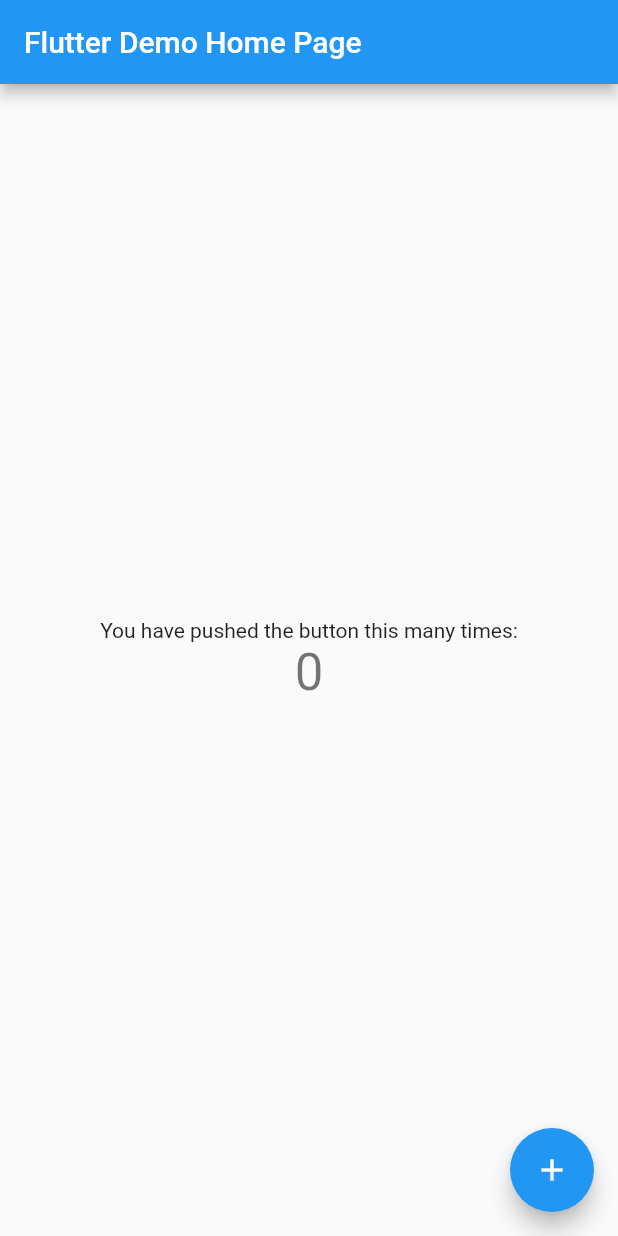
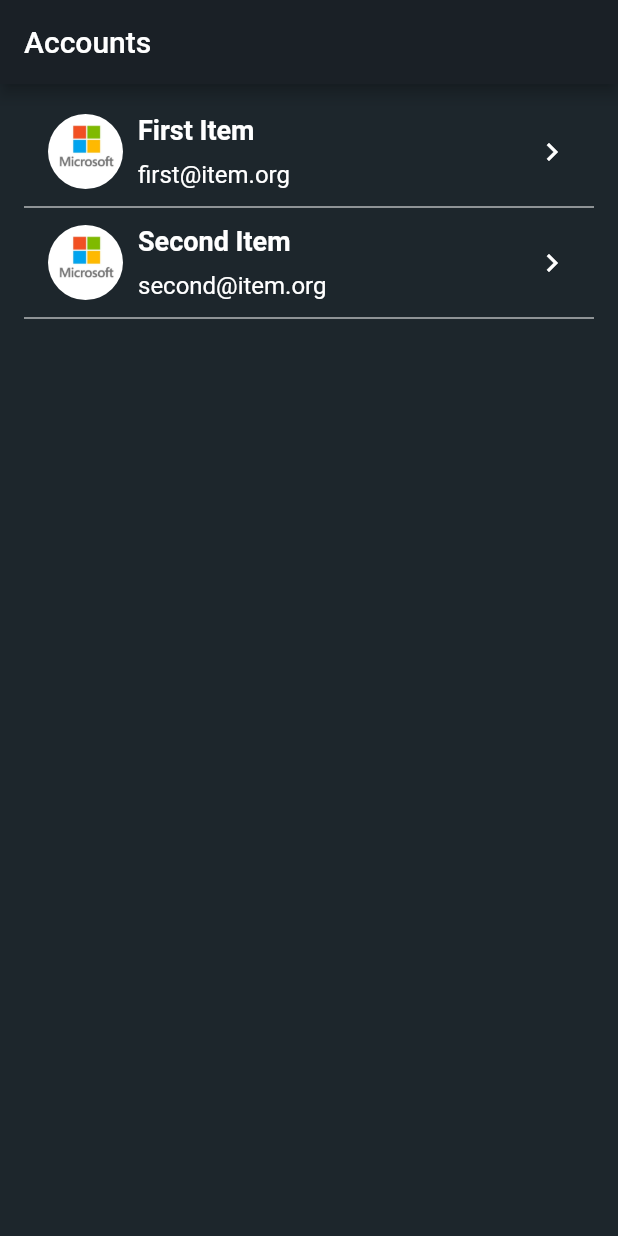
Before and after one commit to onurceri/passaport, a Flutter app: the screen it shows after launch, on a phone screen of 412 x 824 dp. Run offline on Flutter 3.47's test engine with Material 2 defaults, Android fonts, the phone set to English and light mode, and no system bars.

Commit message:
listing and detail controllers implemented

```diff
--- a/lib/main.dart
+++ b/lib/main.dart
@@ -1,4 +1,5 @@
 import 'package:flutter/material.dart';
+import 'package:passaport/src/home/controller.dart';
 
 void main() => runApp(MyApp());
 
@@ -10,54 +11,7 @@ class MyApp extends StatelessWidget {
       theme: ThemeData(
         primarySwatch: Colors.blue,
       ),
-      home: MyHomePage(title: 'Flutter Demo Home Page'),
+      home: HomeCtrl(),
     );
   }
 }
-
-class MyHomePage extends StatefulWidget {
-  MyHomePage({Key key, this.title}) : super(key: key);
-
-  final String title;
-
-  @override
-  _MyHomePageState createState() => _MyHomePageState();
-}
-
-class _MyHomePageState extends State<MyHomePage> {
-  int _counter = 0;
-
-  void _incrementCounter() {
-    setState(() {
-      _counter++;
-    });
-  }
-
-  @override
-  Widget build(BuildContext context) {
-    return Scaffold(
-      appBar: AppBar(
-        title: Text(widget.title),
-      ),
-      body: Center(
-        child: Column(
-          mainAxisAlignment: MainAxisAlignment.center,
-          children: <Widget>[
-            Text(
-              'You have pushed the button this many times:',
-            ),
-            Text(
-              '$_counter',
-              style: Theme.of(context).textTheme.display1,
-            ),
-          ],
-        ),
-      ),
-      floatingActionButton: FloatingActionButton(
-        onPressed: _incrementCounter,
-        tooltip: 'Increment',
-        child: Icon(Icons.add),
-      ),
-    );
-  }
-}
--- /dev/null
+++ b/lib/src/app/components/listView.dart
@@ -0,0 +1,92 @@
+import 'package:flutter/material.dart';
+
+class CustomListItem {
+  final int id;
+  final String nickname;
+  final String accUsername;
+  final String accDisplayImage;
+
+  CustomListItem(
+      {this.id, this.nickname, this.accUsername, this.accDisplayImage});
+}
+
+typedef void OnTapCallback(int index);
+
+class CustomListView {
+  CustomListView({this.listItems, this.callback});
+
+  final List<CustomListItem> listItems;
+  final OnTapCallback callback;
+
+  final TextStyle _nicknameFont = new TextStyle(
+      fontSize: 18.0, fontWeight: FontWeight.bold, color: Colors.white);
+  final TextStyle _accountUsernameFont =
+      new TextStyle(fontSize: 16.0, color: Colors.white);
+
+  Widget _createRow(CustomListItem listItem) {
+    return new Row(
+      crossAxisAlignment: CrossAxisAlignment.start,
+      children: <Widget>[
+        new Container(
+          margin: const EdgeInsets.only(right: 10.0),
+          width: 50,
+          height: 50,
+          decoration: new BoxDecoration(
+            shape: BoxShape.circle,
+            image: DecorationImage(
+              fit: BoxFit.fill,
+              //image: new NetworkImage(listItem.accDisplayImage)
+              image: new AssetImage(listItem.accDisplayImage)
+            )
+          ),
+        ),
+        new Column(
+          crossAxisAlignment: CrossAxisAlignment.start,
+          children: <Widget> [
+            new Text(
+            listItem.nickname,
+            style: _nicknameFont,
+          ),
+          new Container(
+            margin: const EdgeInsets.only(top:10.0),
+            child: new Text(
+              listItem.accUsername,
+              style: _accountUsernameFont,
+            )
+          )
+        ]
+        )
+      ],
+    );
+  }
+
+  Widget _createListTile(CustomListItem listItem, OnTapCallback onTapCallback, int index) {
+    return new ListTile(
+      title: _createRow(listItem),
+      trailing: new Icon(Icons.keyboard_arrow_right, color: Colors.white),
+      onTap: () {
+        onTapCallback(index);
+      },
+    );
+  }
+
+  Widget _createList(List<CustomListItem> listItems, OnTapCallback callback) {
+    return new ListView.builder(
+      padding: const EdgeInsets.all(16.0),
+      itemBuilder: (BuildContext _context, int i) {
+        if (i.isOdd) {
+          return new Divider(color: Colors.white,);
+        }
+
+        final int index = i ~/ 2;
+        if (index < listItems.length) {
+          return _createListTile(listItems[index], callback, index);
+        }
+      },
+    );
+  }
+
+  Widget create() {
+    return _createList(this.listItems, this.callback);
+  }
+}
--- /dev/null
+++ b/lib/src/home/controller.dart
@@ -0,0 +1,51 @@
+import 'package:flutter/material.dart';
+import 'package:passaport/src/app/components/listView.dart'
+    show CustomListItem, CustomListView;
+import 'package:passaport/src/detail/controller.dart' show DetailCtrl;
+
+class HomeCtrl extends StatefulWidget {
+  @override
+  HomeCtrlState createState() => new HomeCtrlState();
+}
+
+class HomeCtrlState extends State<HomeCtrl> {
+  List<CustomListItem> _itemList = [];
+
+  void _callback(int listItemId) {
+    Navigator.push(
+      context,
+      MaterialPageRoute(
+          builder: (context) => DetailCtrl(listItem: _itemList[listItemId])),
+    );
+  }
+
+  Widget _createDummyListView() {
+    _itemList.clear();
+    _itemList.add(new CustomListItem(
+        id: 1,
+        nickname: 'First Item',
+        accUsername: 'first@item.org',
+        accDisplayImage: 'assets/images/microsoft-logo.jpg'));
+
+    _itemList.add(new CustomListItem(
+        id: 2,
+        nickname: 'Second Item',
+        accUsername: 'second@item.org',
+        accDisplayImage: 'assets/images/microsoft-logo.jpg'));
+
+    return new CustomListView(listItems: _itemList, callback: this._callback)
+        .create();
+  }
+
+  @override
+  Widget build(BuildContext context) {
+    return new Scaffold(
+        appBar: new AppBar(
+          title: new Text('Accounts'),
+          backgroundColor: Color.fromARGB(255, 26, 32, 38), //#263238
+        ),
+        body: _createDummyListView(),
+        backgroundColor: Color.fromARGB(255, 29, 38, 44) //#293844
+        );
+  }
+}
--- a/pubspec.yaml
+++ b/pubspec.yaml
@@ -39,6 +39,8 @@ flutter:
   # included with your application, so that you can use the icons in
   # the material Icons class.
   uses-material-design: true
+  assets:
+    - assets/images/microsoft-logo.jpg
 
   # To add assets to your application, add an assets section, like this:
   # assets:
```
Also changed, not shown: lib/src/detail/controller.dart (added, +63 -0 lines), assets/images/microsoft-logo.jpg (added), pubspec.lock.
